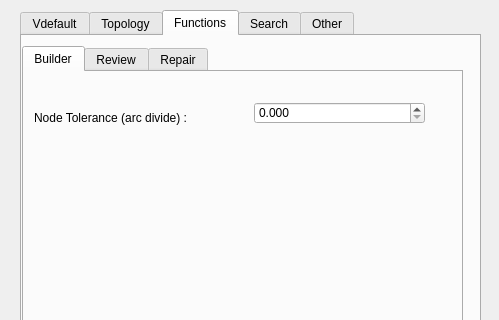
Old version of the form ui/config_master.ui in the repository Giswater/giswater_qgis_plugin; both pictures show x 0 to 499 and y 0 to 320 of the 499 by 502 pixel window.
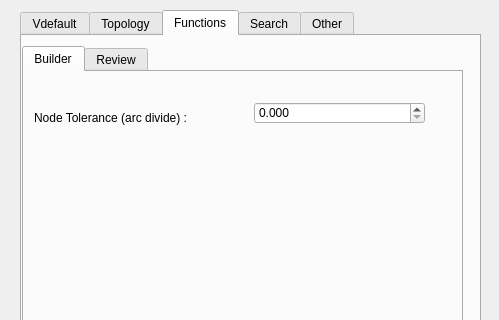
New version of the form. The open tabs and pages were chosen to show the change.

Commit message: Bug fix in config_master

What changed in the file:
```diff
--- a/ui/config_master.ui
+++ b/ui/config_master.ui
@@ -949,11 +949,6 @@
        </property>
       </widget>
      </widget>
-     <widget class="QWidget" name="tab_26">
-      <attribute name="title">
-       <string>Repair</string>
-      </attribute>
-     </widget>
     </widget>
    </widget>
    <widget class="QWidget" name="tab_3">
```
Left out of the diff: 8 changed lines with no effect on the pictures. The commit also changes 1 other file.
